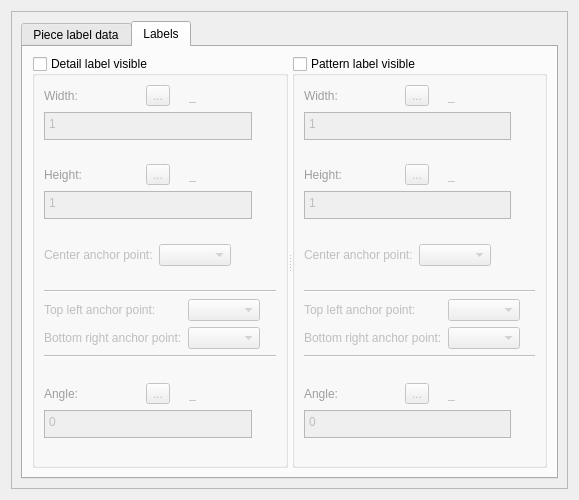
Qt form src/libs/vtools/dialogs/tools/piece/tabs/tablabels.ui (FashionFreedom/Seamly2D) before a commit.
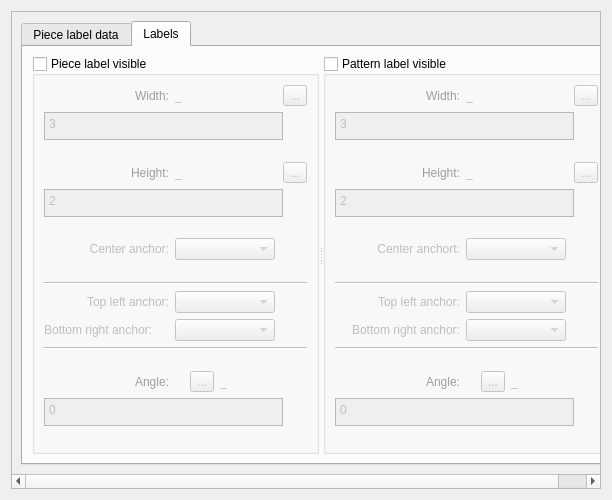
The same form after that commit. The open tabs and pages were chosen to show the change. Icons and pictures are not drawn. Custom widgets are drawn as their Qt base class.

The edit to the form file:
```diff
--- a/src/libs/vtools/dialogs/tools/piece/tabs/tablabels.ui
+++ b/src/libs/vtools/dialogs/tools/piece/tabs/tablabels.ui
@@ -6,10 +6,22 @@
    <rect>
     <x>0</x>
     <y>0</y>
-    <width>579</width>
+    <width>612</width>
     <height>500</height>
    </rect>
   </property>
+  <property name="sizePolicy">
+   <sizepolicy hsizetype="Expanding" vsizetype="Preferred">
+    <horstretch>0</horstretch>
+    <verstretch>0</verstretch>
+   </sizepolicy>
+  </property>
+  <property name="minimumSize">
+   <size>
+    <width>612</width>
+    <height>0</height>
+   </size>
+  </property>
   <property name="windowTitle">
    <string notr="true">Form</string>
   </property>
@@ -28,13 +40,19 @@
        <rect>
         <x>0</x>
         <y>0</y>
-        <width>559</width>
-        <height>480</height>
+        <width>618</width>
+        <height>463</height>
        </rect>
       </property>
       <layout class="QVBoxLayout" name="verticalLayout">
        <item>
         <widget class="QTabWidget" name="tabWidget">
+         <property name="minimumSize">
+          <size>
+           <width>600</width>
+           <height>0</height>
+          </size>
+         </property>
          <property name="currentIndex">
           <number>0</number>
          </property>
@@ -341,7 +359,7 @@
                <bool>true</bool>
               </property>
               <property name="title">
-               <string>Detail label visible</string>
+               <string>Piece label visible</string>
               </property>
               <property name="flat">
                <bool>true</bool>
@@ -363,6 +381,12 @@
                      <verstretch>0</verstretch>
                     </sizepolicy>
                    </property>
+                   <property name="minimumSize">
+                    <size>
+                     <width>125</width>
+                     <height>0</height>
+                    </size>
+                   </property>
                    <property name="palette">
                     <palette>
                      <active>
@@ -402,6 +426,37 @@
                    </property>
                    <property name="text">
                     <string>Width:</string>
+                   </property>
+                   <property name="alignment">
+                    <set>Qt::AlignRight|Qt::AlignTrailing|Qt::AlignVCenter</set>
+                   </property>
+                  </widget>
+                 </item>
+                 <item>
+                  <widget class="QLabel" name="labelDLWidth">
+                   <property name="sizePolicy">
+                    <sizepolicy hsizetype="Fixed" vsizetype="Preferred">
+                     <horstretch>0</horstretch>
+                     <verstretch>0</verstretch>
+                    </sizepolicy>
+                   </property>
+                   <property name="minimumSize">
+                    <size>
+                     <width>87</width>
+                     <height>0</height>
+                    </size>
+                   </property>
+                   <property name="baseSize">
+                    <size>
+                     <width>0</width>
+                     <height>0</height>
+                    </size>
+                   </property>
+                   <property name="toolTip">
+                    <string>Value</string>
+                   </property>
+                   <property name="text">
+                    <string notr="true">_</string>
                    </property>
                   </widget>
                  </item>
@@ -438,44 +493,6 @@
                    </property>
                   </widget>
                  </item>
-                 <item alignment="Qt::AlignRight">
-                  <widget class="QLabel" name="labelEqual_3">
-                   <property name="text">
-                    <string/>
-                   </property>
-                   <property name="pixmap">
-                    <pixmap resource="../../../../../vmisc/share/resources/icon.qrc">:/icon/24x24/equal.png</pixmap>
-                   </property>
-                  </widget>
-                 </item>
-                 <item alignment="Qt::AlignRight">
-                  <widget class="QLabel" name="labelDLWidth">
-                   <property name="sizePolicy">
-                    <sizepolicy hsizetype="Fixed" vsizetype="Preferred">
-                     <horstretch>0</horstretch>
-                     <verstretch>0</verstretch>
-                    </sizepolicy>
-                   </property>
-                   <property name="minimumSize">
-                    <size>
-                     <width>87</width>
-                     <height>0</height>
-                    </size>
-                   </property>
-                   <property name="baseSize">
-                    <size>
-                     <width>0</width>
-                     <height>0</height>
-                    </size>
-                   </property>
-                   <property name="toolTip">
-                    <string>Value</string>
-                   </property>
-                   <property name="text">
-                    <string notr="true">_</string>
-                   </property>
-                  </widget>
-                 </item>
                 </layout>
                </item>
                <item>
@@ -501,7 +518,7 @@
                     <bool>true</bool>
                    </property>
                    <property name="plainText">
-                    <string notr="true">1</string>
+                    <string notr="true">3</string>
                    </property>
                   </widget>
                  </item>
@@ -565,6 +582,12 @@
                      <verstretch>0</verstretch>
                     </sizepolicy>
                    </property>
+                   <property name="minimumSize">
+                    <size>
+                     <width>125</width>
+                     <height>0</height>
+                    </size>
+                   </property>
                    <property name="palette">
                     <palette>
                      <active>
@@ -604,6 +627,37 @@
                    </property>
                    <property name="text">
                     <string>Height:</string>
+                   </property>
+                   <property name="alignment">
+                    <set>Qt::AlignRight|Qt::AlignTrailing|Qt::AlignVCenter</set>
+                   </property>
+                  </widget>
+                 </item>
+                 <item>
+                  <widget class="QLabel" name="labelDLHeight">
+                   <property name="sizePolicy">
+                    <sizepolicy hsizetype="Fixed" vsizetype="Preferred">
+                     <horstretch>0</horstretch>
+                     <verstretch>0</verstretch>
+                    </sizepolicy>
+                   </property>
+                   <property name="minimumSize">
+                    <size>
+                     <width>87</width>
+                     <height>0</height>
+                    </size>
+                   </property>
+                   <property name="baseSize">
+                    <size>
+                     <width>0</width>
+                     <height>0</height>
+                    </size>
+                   </property>
+                   <property name="toolTip">
+                    <string>Value</string>
+                   </property>
+                   <property name="text">
+                    <string notr="true">_</string>
                    </property>
                   </widget>
                  </item>
@@ -640,44 +694,6 @@
                    </property>
                   </widget>
                  </item>
-                 <item alignment="Qt::AlignRight">
-                  <widget class="QLabel" name="labelEqual_4">
-                   <property name="text">
-                    <string/>
-                   </property>
-                   <property name="pixmap">
-                    <pixmap resource="../../../../../vmisc/share/resources/icon.qrc">:/icon/24x24/equal.png</pixmap>
-                   </property>
-                  </widget>
-                 </item>
-                 <item alignment="Qt::AlignRight">
-                  <widget class="QLabel" name="labelDLHeight">
-                   <property name="sizePolicy">
-                    <sizepolicy hsizetype="Fixed" vsizetype="Preferred">
-                     <horstretch>0</horstretch>
-                     <verstretch>0</verstretch>
-                    </sizepolicy>
-                   </property>
-                   <property name="minimumSize">
-                    <size>
-                     <width>87</width>
-                     <height>0</height>
-                    </size>
-                   </property>
-                   <property name="baseSize">
-                    <size>
-                     <width>0</width>
-                     <height>0</height>
-                    </size>
-                   </property>
-                   <property name="toolTip">
-                    <string>Value</string>
-                   </property>
-                   <property name="text">
-                    <string notr="true">_</string>
-                   </property>
-                  </widget>
-                 </item>
                 </layout>
                </item>
                <item>
@@ -703,7 +719,7 @@
                     <bool>true</bool>
                    </property>
                    <property name="plainText">
-                    <string notr="true">1</string>
+                    <string notr="true">2</string>
                    </property>
                   </widget>
                  </item>
@@ -764,13 +780,29 @@
                  </property>
                  <item row="0" column="0">
                   <widget class="QLabel" name="labelDLCenter">
+                   <property name="minimumSize">
+                    <size>
+                     <width>125</width>
+                     <height>0</height>
+                    </size>
+                   </property>
                    <property name="text">
-                    <string>Center anchor point:</string>
+                    <string>Center anchor:</string>
+                   </property>
+                   <property name="alignment">
+                    <set>Qt::AlignRight|Qt::AlignTrailing|Qt::AlignVCenter</set>
                    </property>
                   </widget>
                  </item>
                  <item row="0" column="1">
-                  <widget class="QComboBox" name="dLabelCenterAnchor_ComboBox"/>
+                  <widget class="QComboBox" name="dLabelCenterAnchor_ComboBox">
+                   <property name="minimumSize">
+                    <size>
+                     <width>100</width>
+                     <height>0</height>
+                    </size>
+                   </property>
+                  </widget>
                  </item>
                 </layout>
                </item>
@@ -801,23 +833,55 @@
                  </property>
                  <item row="0" column="0">
                   <widget class="QLabel" name="labelDLTopLeftAnchor">
+                   <property name="minimumSize">
+                    <size>
+                     <width>125</width>
+                     <height>0</height>
+                    </size>
+                   </property>
                    <property name="text">
-                    <string>Top left anchor point:</string>
+                    <string>Top left anchor:</string>
+                   </property>
+                   <property name="alignment">
+                    <set>Qt::AlignRight|Qt::AlignTrailing|Qt::AlignVCenter</set>
                    </property>
                   </widget>
                  </item>
                  <item row="0" column="1">
-                  <widget class="QComboBox" name="dLabelTopLeftAnchor_ComboBox"/>
+                  <widget class="QComboBox" name="dLabelTopLeftAnchor_ComboBox">
+                   <property name="minimumSize">
+                    <size>
+                     <width>100</width>
+                     <height>0</height>
+                    </size>
+                   </property>
+                  </widget>
                  </item>
                  <item row="1" column="0">
                   <widget class="QLabel" name="labelDLBottomRightAnchor">
+                   <property name="minimumSize">
+                    <size>
+                     <width>80</width>
+                     <height>0</height>
+                    </size>
+                   </property>
                    <property name="text">
-                    <string>Bottom right anchor point:</string>
+                    <string>Bottom right anchor:</string>
+                   </property>
+                   <property name="alignment">
+                    <set>Qt::AlignRight|Qt::AlignTrailing|Qt::AlignVCenter</set>
                    </property>
                   </widget>
                  </item>
                  <item row="1" column="1">
-                  <widget class="QComboBox" name="dLabelBottomRightAnchor_ComboBox"/>
+                  <widget class="QComboBox" name="dLabelBottomRightAnchor_ComboBox">
+                   <property name="minimumSize">
+                    <size>
+                     <width>100</width>
+                     <height>0</height>
+                    </size>
+                   </property>
+                  </widget>
                  </item>
                 </layout>
                </item>
@@ -851,6 +915,12 @@
                      <verstretch>0</verstretch>
                     </sizepolicy>
                    </property>
+                   <property name="minimumSize">
+                    <size>
+                     <width>125</width>
+                     <height>0</height>
+                    </size>
+                   </property>
                    <property name="palette">
                     <palette>
                      <active>
@@ -891,6 +961,9 @@
                    <property name="text">
                     <string>Angle:</string>
                    </property>
+                   <property name="alignment">
+                    <set>Qt::AlignRight|Qt::AlignTrailing|Qt::AlignVCenter</set>
+                   </property>
                   </widget>
                  </item>
                  <item>
@@ -926,16 +999,6 @@
                    </property>
                   </widget>
                  </item>
-                 <item alignment="Qt::AlignRight">
-                  <widget class="QLabel" name="labelEqual_5">
-                   <property name="text">
-                    <string/>
-                   </property>
-                   <property name="pixmap">
-                    <pixmap resource="../../../../../vmisc/share/resources/icon.qrc">:/icon/24x24/equal.png</pixmap>
-                   </property>
-                  </widget>
-                 </item>
                  <item alignment="Qt::AlignRight">
                   <widget class="QLabel" name="labelDLAngle">
                    <property name="sizePolicy">
@@ -1069,6 +1132,12 @@
                      <verstretch>0</verstretch>
                     </sizepolicy>
                    </property>
+                   <property name="minimumSize">
+                    <size>
+                     <width>125</width>
+                     <height>0</height>
+                    </size>
+                   </property>
                    <property name="palette">
                     <palette>
                      <active>
@@ -1108,6 +1177,37 @@
                    </property>
                    <property name="text">
                     <string>Width:</string>
+                   </property>
+                   <property name="alignment">
+                    <set>Qt::AlignRight|Qt::AlignTrailing|Qt::AlignVCenter</set>
+                   </property>
+                  </widget>
+                 </item>
+                 <item>
+                  <widget class="QLabel" name="labelPLWidth">
+                   <property name="sizePolicy">
+                    <sizepolicy hsizetype="Fixed" vsizetype="Preferred">
+                     <horstretch>0</horstretch>
+                     <verstretch>0</verstretch>
+                    </sizepolicy>
+                   </property>
+                   <property name="minimumSize">
+                    <size>
+                     <width>87</width>
+                     <height>0</height>
+                    </size>
+                   </property>
+                   <property name="baseSize">
+                    <size>
+                     <width>0</width>
+                     <height>0</height>
+                    </size>
+                   </property>
+                   <property name="toolTip">
+                    <string>Value</string>
+                   </property>
+                   <property name="text">
+                    <string notr="true">_</string>
                    </property>
                   </widget>
                  </item>
@@ -1144,44 +1244,6 @@
                    </property>
                   </widget>
                  </item>
-                 <item alignment="Qt::AlignRight">
-                  <widget class="QLabel" name="labelEqual_7">
-                   <property name="text">
-                    <string/>
-                   </property>
-                   <property name="pixmap">
-                    <pixmap resource="../../../../../vmisc/share/resources/icon.qrc">:/icon/24x24/equal.png</pixmap>
-                   </property>
-                  </widget>
-                 </item>
-                 <item alignment="Qt::AlignRight">
-                  <widget class="QLabel" name="labelPLWidth">
-                   <property name="sizePolicy">
-                    <sizepolicy hsizetype="Fixed" vsizetype="Preferred">
-                     <horstretch>0</horstretch>
-                     <verstretch>0</verstretch>
-                    </sizepolicy>
-                   </property>
-                   <property name="minimumSize">
-                    <size>
-                     <width>87</width>
-                     <height>0</height>
-                    </size>
-                   </property>
-                   <property name="baseSize">
-                    <size>
-                     <width>0</width>
-                     <height>0</height>
-                    </size>
-                   </property>
-                   <property name="toolTip">
-                    <string>Value</string>
-                   </property>
-                   <property name="text">
-                    <string notr="true">_</string>
-                   </property>
-                  </widget>
-                 </item>
                 </layout>
                </item>
                <item>
@@ -1207,7 +1269,7 @@
                     <bool>true</bool>
                    </property>
                    <property name="plainText">
-                    <string notr="true">1</string>
+                    <string notr="true">3</string>
                    </property>
                   </widget>
                  </item>
@@ -1271,6 +1333,12 @@
                      <verstretch>0</verstretch>
                     </sizepolicy>
                    </property>
+                   <property name="minimumSize">
+                    <size>
+                     <width>125</width>
+                     <height>0</height>
+                    </size>
+                   </property>
                    <property name="palette">
                     <palette>
                      <active>
@@ -1310,6 +1378,37 @@
                    </property>
                    <property name="text">
                     <string>Height:</string>
+                   </property>
+                   <property name="alignment">
+                    <set>Qt::AlignRight|Qt::AlignTrailing|Qt::AlignVCenter</set>
+                   </property>
+                  </widget>
+                 </item>
+                 <item>
+                  <widget class="QLabel" name="labelPLHeight">
+                   <property name="sizePolicy">
+                    <sizepolicy hsizetype="Fixed" vsizetype="Preferred">
+                     <horstretch>0</horstretch>
+                     <verstretch>0</verstretch>
+                    </sizepolicy>
+                   </property>
+                   <property name="minimumSize">
+                    <size>
+                     <width>87</width>
+                     <height>0</height>
+                    </size>
+                   </property>
+                   <property name="baseSize">
+                    <size>
+                     <width>0</width>
+                     <height>0</height>
+                    </size>
+                   </property>
+                   <property name="toolTip">
+                    <string>Value</string>
+                   </property>
+                   <property name="text">
+                    <string notr="true">_</string>
                    </property>
                   </widget>
                  </item>
@@ -1346,44 +1445,6 @@
                    </property>
                   </widget>
                  </item>
-                 <item alignment="Qt::AlignRight">
-                  <widget class="QLabel" name="labelEqual_6">
-                   <property name="text">
-                    <string/>
-                   </property>
-                   <property name="pixmap">
-                    <pixmap resource="../../../../../vmisc/share/resources/icon.qrc">:/icon/24x24/equal.png</pixmap>
-                   </property>
-                  </widget>
-                 </item>
-                 <item alignment="Qt::AlignRight">
-                  <widget class="QLabel" name="labelPLHeight">
-                   <property name="sizePolicy">
-                    <sizepolicy hsizetype="Fixed" vsizetype="Preferred">
-                     <horstretch>0</horstretch>
-                     <verstretch>0</verstretch>
-                    </sizepolicy>
-                   </property>
-                   <property name="minimumSize">
-                    <size>
-                     <width>87</width>
-                     <height>0</height>
-                    </size>
-                   </property>
-                   <property name="baseSize">
-                    <size>
-                     <width>0</width>
-                     <height>0</height>
-                    </size>
-                   </property>
-                   <property name="toolTip">
-                    <string>Value</string>
-                   </property>
-                   <property name="text">
-                    <string notr="true">_</string>
-                   </property>
-                  </widget>
-                 </item>
                 </layout>
                </item>
                <item>
@@ -1409,7 +1470,7 @@
                     <bool>true</bool>
                    </property>
                    <property name="plainText">
-                    <string notr="true">1</string>
+                    <string notr="true">2</string>
                    </property>
                   </widget>
                  </item>
@@ -1470,13 +1531,29 @@
                  </property>
                  <item row="0" column="0">
                   <widget class="QLabel" name="labelPLCenter">
+                   <property name="minimumSize">
+                    <size>
+                     <width>125</width>
+                     <height>0</height>
+                    </size>
+                   </property>
                    <property name="text">
-                    <string>Center anchor point:</string>
+                    <string>Center anchort:</string>
+                   </property>
+                   <property name="alignment">
+                    <set>Qt::AlignRight|Qt::AlignTrailing|Qt::AlignVCenter</set>
                    </property>
                   </widget>
                  </item>
                  <item row="0" column="1">
-                  <widget class="QComboBox" name="pLabelCenterAnchor_ComboBox"/>
+                  <widget class="QComboBox" name="pLabelCenterAnchor_ComboBox">
+                   <property name="minimumSize">
+                    <size>
+                     <width>100</width>
+                     <height>0</height>
+                    </size>
+                   </property>
+                  </widget>
                  </item>
                 </layout>
                </item>
@@ -1507,23 +1584,55 @@
                  </property>
                  <item row="0" column="0">
                   <widget class="QLabel" name="labelPLTopLeftAnchor">
+                   <property name="minimumSize">
+                    <size>
+                     <width>125</width>
+                     <height>0</height>
+                    </size>
+                   </property>
                    <property name="text">
-                    <string>Top left anchor point:</string>
+                    <string>Top left anchor:</string>
+                   </property>
+                   <property name="alignment">
+                    <set>Qt::AlignRight|Qt::AlignTrailing|Qt::AlignVCenter</set>
                    </property>
                   </widget>
                  </item>
                  <item row="0" column="1">
-                  <widget class="QComboBox" name="pLabelTopLeftAnchor_ComboBox"/>
+                  <widget class="QComboBox" name="pLabelTopLeftAnchor_ComboBox">
+                   <property name="minimumSize">
+                    <size>
+                     <width>100</width>
+                     <height>0</height>
+                    </size>
+                   </property>
+                  </widget>
                  </item>
                  <item row="1" column="0">
                   <widget class="QLabel" name="labelPLBottomRightAnchor">
+                   <property name="minimumSize">
+                    <size>
+                     <width>125</width>
+                     <height>0</height>
+                    </size>
+                   </property>
                    <property name="text">
-                    <string>Bottom right anchor point:</string>
+                    <string>Bottom right anchor:</string>
+                   </property>
+                   <property name="alignment">
+                    <set>Qt::AlignRight|Qt::AlignTrailing|Qt::AlignVCenter</set>
                    </property>
                   </widget>
                  </item>
                  <item row="1" column="1">
-                  <widget class="QComboBox" name="pLabelBottomRightAnchor_ComboBox"/>
+                  <widget class="QComboBox" name="pLabelBottomRightAnchor_ComboBox">
+                   <property name="minimumSize">
+                    <size>
+                     <width>100</width>
+                     <height>0</height>
+                    </size>
+                   </property>
+                  </widget>
                  </item>
                 </layout>
                </item>
@@ -1557,6 +1666,12 @@
                      <verstretch>0</verstretch>
                     </sizepolicy>
                    </property>
+                   <property name="minimumSize">
+                    <size>
+                     <width>125</width>
+                     <height>0</height>
+                    </size>
+                   </property>
                    <property name="palette">
                     <palette>
                      <active>
@@ -1597,6 +1712,9 @@
                    <property name="text">
                     <string>Angle:</string>
                    </property>
+                   <property name="alignment">
+                    <set>Qt::AlignRight|Qt::AlignTrailing|Qt::AlignVCenter</set>
+                   </property>
                   </widget>
                  </item>
                  <item>
@@ -1632,16 +1750,6 @@
                    </property>
                   </widget>
                  </item>
-                 <item alignment="Qt::AlignRight">
-                  <widget class="QLabel" name="labelEqual_8">
-                   <property name="text">
-                    <string/>
-                   </property>
-                   <property name="pixmap">
-                    <pixmap resource="../../../../../vmisc/share/resources/icon.qrc">:/icon/24x24/equal.png</pixmap>
-                   </property>
-                  </widget>
-                 </item>
                  <item alignment="Qt::AlignRight">
                   <widget class="QLabel" name="labelPLAngle">
                    <property name="sizePolicy">
```
Left out of the diff: 29 changed lines with no effect on the pictures.
